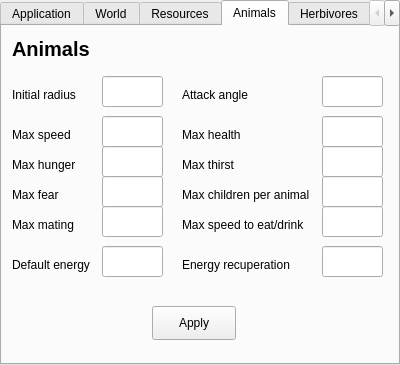
Before: the Qt Designer form ParametersWidget.ui in Xaxetrov/Fil-Rouge, drawn with Qt 5.
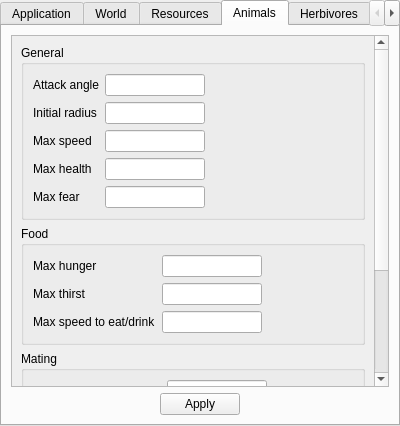
After: the same form once the commit is applied. The open tabs and pages were chosen to show the change.

Commit message: UI rework (heavy use of layout instead of apsolute positioning)

```diff
--- a/ParametersWidget.ui
+++ b/ParametersWidget.ui
@@ -7,7 +7,7 @@
     <x>0</x>
     <y>0</y>
     <width>400</width>
-    <height>365</height>
+    <height>426</height>
    </rect>
   </property>
   <property name="windowTitle">
@@ -456,363 +456,343 @@
    <attribute name="title">
     <string>Animals</string>
    </attribute>
-   <widget class="QLabel" name="label_24">
-    <property name="geometry">
-     <rect>
-      <x>10</x>
-      <y>160</y>
-      <width>61</width>
-      <height>18</height>
-     </rect>
-    </property>
-    <property name="text">
-     <string>Max fear</string>
-    </property>
-   </widget>
-   <widget class="QLineEdit" name="maxMating">
+   <layout class="QVBoxLayout" name="verticalLayout_4">
+    <item>
+     <widget class="QScrollArea" name="scrollArea">
+      <property name="widgetResizable">
+       <bool>true</bool>
+      </property>
+      <widget class="QWidget" name="scrollAreaWidgetContents">
     <property name="geometry">
      <rect>
-      <x>100</x>
-      <y>180</y>
-      <width>61</width>
-      <height>31</height>
-     </rect>
-    </property>
-    <property name="text">
-     <string/>
-    </property>
-   </widget>
-   <widget class="QLabel" name="label_15">
-    <property name="geometry">
-     <rect>
-      <x>10</x>
-      <y>190</y>
-      <width>71</width>
-      <height>18</height>
-     </rect>
-    </property>
-    <property name="text">
-     <string>Max mating</string>
-    </property>
-   </widget>
-   <widget class="QLabel" name="label_16">
-    <property name="geometry">
-     <rect>
-      <x>10</x>
-      <y>60</y>
-      <width>81</width>
-      <height>18</height>
-     </rect>
-    </property>
-    <property name="text">
-     <string>Initial radius</string>
-    </property>
-   </widget>
-   <widget class="QLabel" name="label_6">
-    <property name="geometry">
-     <rect>
-      <x>180</x>
-      <y>230</y>
-      <width>131</width>
-      <height>18</height>
-     </rect>
-    </property>
-    <property name="text">
-     <string>Energy recuperation</string>
-    </property>
-   </widget>
-   <widget class="QLineEdit" name="maxHealth">
-    <property name="geometry">
-     <rect>
-      <x>320</x>
-      <y>90</y>
-      <width>61</width>
-      <height>31</height>
-     </rect>
-    </property>
-    <property name="text">
-     <string/>
-    </property>
-   </widget>
-   <widget class="QLineEdit" name="energyRecup">
-    <property name="geometry">
-     <rect>
-      <x>320</x>
-      <y>220</y>
-      <width>61</width>
-      <height>31</height>
-     </rect>
-    </property>
-    <property name="text">
-     <string/>
-    </property>
-   </widget>
-   <widget class="QLineEdit" name="maxSpeedEating">
-    <property name="geometry">
-     <rect>
-      <x>320</x>
-      <y>180</y>
-      <width>61</width>
-      <height>31</height>
-     </rect>
-    </property>
-    <property name="text">
-     <string/>
-    </property>
-   </widget>
+         <x>0</x>
+         <y>0</y>
+         <width>363</width>
+         <height>576</height>
+        </rect>
+       </property>
+       <layout class="QVBoxLayout" name="verticalLayout_5">
+        <item>
+         <widget class="QGroupBox" name="groupBox_6">
+          <property name="title">
+           <string>General</string>
+          </property>
+          <layout class="QFormLayout" name="formLayout_2">
+           <item row="0" column="0">
    <widget class="QLabel" name="label_29">
-    <property name="geometry">
-     <rect>
-      <x>180</x>
-      <y>60</y>
-      <width>81</width>
-      <height>18</height>
-     </rect>
-    </property>
     <property name="text">
      <string>Attack angle</string>
     </property>
    </widget>
-   <widget class="QLineEdit" name="maxThirst">
-    <property name="geometry">
-     <rect>
-      <x>320</x>
-      <y>120</y>
-      <width>61</width>
-      <height>31</height>
-     </rect>
-    </property>
-    <property name="text">
-     <string/>
-    </property>
-   </widget>
-   <widget class="QLineEdit" name="defaultEnergy">
-    <property name="geometry">
-     <rect>
-      <x>100</x>
-      <y>220</y>
-      <width>61</width>
-      <height>31</height>
-     </rect>
-    </property>
-    <property name="text">
-     <string/>
-    </property>
-   </widget>
+           </item>
+           <item row="0" column="1">
    <widget class="QLineEdit" name="attackAngle">
-    <property name="geometry">
-     <rect>
-      <x>320</x>
-      <y>50</y>
-      <width>61</width>
-      <height>31</height>
-     </rect>
+             <property name="maximumSize">
+              <size>
+               <width>100</width>
+               <height>16777215</height>
+              </size>
     </property>
     <property name="text">
      <string/>
     </property>
    </widget>
+           </item>
+           <item row="1" column="0">
+            <widget class="QLabel" name="label_16">
+             <property name="text">
+              <string>Initial radius</string>
+             </property>
+            </widget>
+           </item>
+           <item row="1" column="1">
+            <widget class="QLineEdit" name="initialRadius">
+             <property name="maximumSize">
+              <size>
+               <width>100</width>
+               <height>16777215</height>
+              </size>
+             </property>
+             <property name="text">
+              <string/>
+             </property>
+            </widget>
+           </item>
+           <item row="2" column="0">
+            <widget class="QLabel" name="label_12">
+             <property name="text">
+              <string>Max speed</string>
+             </property>
+            </widget>
+           </item>
+           <item row="2" column="1">
+            <widget class="QLineEdit" name="animalMaxSpeed">
+             <property name="maximumSize">
+              <size>
+               <width>100</width>
+               <height>16777215</height>
+              </size>
+             </property>
+             <property name="text">
+              <string/>
+             </property>
+            </widget>
+           </item>
+           <item row="3" column="0">
+            <widget class="QLabel" name="label_18">
+             <property name="text">
+              <string>Max health</string>
+             </property>
+            </widget>
+           </item>
+           <item row="3" column="1">
+            <widget class="QLineEdit" name="maxHealth">
+             <property name="maximumSize">
+              <size>
+               <width>100</width>
+               <height>16777215</height>
+              </size>
+             </property>
+             <property name="text">
+              <string/>
+             </property>
+            </widget>
+           </item>
+           <item row="4" column="0">
+            <widget class="QLabel" name="label_24">
+             <property name="text">
+              <string>Max fear</string>
+             </property>
+            </widget>
+           </item>
+           <item row="4" column="1">
    <widget class="QLineEdit" name="maxFear">
-    <property name="geometry">
-     <rect>
-      <x>100</x>
-      <y>150</y>
-      <width>61</width>
-      <height>31</height>
-     </rect>
+             <property name="maximumSize">
+              <size>
+               <width>100</width>
+               <height>16777215</height>
+              </size>
     </property>
     <property name="text">
      <string/>
     </property>
    </widget>
+           </item>
+          </layout>
+         </widget>
+        </item>
+        <item>
+         <widget class="QGroupBox" name="groupBox_7">
+          <property name="title">
+           <string>Food</string>
+          </property>
+          <layout class="QFormLayout" name="formLayout_9">
+           <item row="0" column="0">
+            <widget class="QLabel" name="label_22">
+             <property name="text">
+              <string>Max hunger</string>
+             </property>
+            </widget>
+           </item>
+           <item row="0" column="1">
+            <widget class="QLineEdit" name="maxHunger">
+             <property name="maximumSize">
+              <size>
+               <width>100</width>
+               <height>16777215</height>
+              </size>
+             </property>
+             <property name="text">
+              <string/>
+             </property>
+            </widget>
+           </item>
+           <item row="1" column="0">
    <widget class="QLabel" name="label_23">
-    <property name="geometry">
-     <rect>
-      <x>180</x>
-      <y>130</y>
-      <width>61</width>
-      <height>18</height>
-     </rect>
-    </property>
     <property name="text">
      <string>Max thirst</string>
     </property>
    </widget>
+           </item>
+           <item row="1" column="1">
+            <widget class="QLineEdit" name="maxThirst">
+             <property name="maximumSize">
+              <size>
+               <width>100</width>
+               <height>16777215</height>
+              </size>
+             </property>
+             <property name="text">
+              <string/>
+             </property>
+            </widget>
+           </item>
+           <item row="2" column="0">
    <widget class="QLabel" name="label_21">
-    <property name="geometry">
-     <rect>
-      <x>180</x>
-      <y>190</y>
-      <width>141</width>
-      <height>18</height>
-     </rect>
-    </property>
     <property name="text">
      <string>Max speed to eat/drink</string>
     </property>
    </widget>
-   <widget class="QLineEdit" name="animalMaxSpeed">
-    <property name="geometry">
-     <rect>
-      <x>100</x>
-      <y>90</y>
-      <width>61</width>
-      <height>31</height>
-     </rect>
+           </item>
+           <item row="2" column="1">
+            <widget class="QLineEdit" name="maxSpeedEating">
+             <property name="maximumSize">
+              <size>
+               <width>100</width>
+               <height>16777215</height>
+              </size>
     </property>
     <property name="text">
      <string/>
     </property>
    </widget>
-   <widget class="QLabel" name="label_18">
-    <property name="geometry">
-     <rect>
-      <x>180</x>
-      <y>100</y>
-      <width>71</width>
-      <height>18</height>
-     </rect>
-    </property>
-    <property name="text">
-     <string>Max health</string>
-    </property>
-   </widget>
+           </item>
+          </layout>
+         </widget>
+        </item>
+        <item>
+         <widget class="QGroupBox" name="groupBox_8">
+          <property name="title">
+           <string>Mating</string>
+          </property>
+          <layout class="QFormLayout" name="formLayout_10">
+           <item row="1" column="0">
    <widget class="QLabel" name="label_26">
-    <property name="geometry">
-     <rect>
-      <x>180</x>
-      <y>160</y>
-      <width>141</width>
-      <height>18</height>
-     </rect>
-    </property>
     <property name="text">
      <string>Max children per animal</string>
     </property>
    </widget>
-   <widget class="QLabel" name="label_22">
-    <property name="geometry">
-     <rect>
-      <x>10</x>
-      <y>130</y>
-      <width>81</width>
-      <height>18</height>
-     </rect>
-    </property>
-    <property name="text">
-     <string>Max hunger</string>
-    </property>
-   </widget>
-   <widget class="QLineEdit" name="maxHunger">
-    <property name="geometry">
-     <rect>
-      <x>100</x>
-      <y>120</y>
-      <width>61</width>
-      <height>31</height>
-     </rect>
-    </property>
-    <property name="text">
-     <string/>
-    </property>
-   </widget>
-   <widget class="QLabel" name="label_17">
-    <property name="geometry">
-     <rect>
-      <x>10</x>
-      <y>10</y>
-      <width>111</width>
-      <height>26</height>
-     </rect>
-    </property>
-    <property name="sizePolicy">
-     <sizepolicy hsizetype="Preferred" vsizetype="Preferred">
-      <horstretch>0</horstretch>
-      <verstretch>0</verstretch>
-     </sizepolicy>
-    </property>
-    <property name="maximumSize">
-     <size>
-      <width>16777215</width>
-      <height>16777215</height>
-     </size>
-    </property>
-    <property name="font">
-     <font>
-      <pointsize>15</pointsize>
-      <weight>75</weight>
-      <bold>true</bold>
-     </font>
-    </property>
-    <property name="text">
-     <string>Animals</string>
-    </property>
-   </widget>
-   <widget class="QLineEdit" name="initialRadius">
-    <property name="geometry">
-     <rect>
-      <x>100</x>
-      <y>50</y>
-      <width>61</width>
-      <height>31</height>
-     </rect>
-    </property>
-    <property name="text">
-     <string/>
-    </property>
-   </widget>
-   <widget class="QLabel" name="label_12">
-    <property name="geometry">
-     <rect>
-      <x>10</x>
-      <y>100</y>
-      <width>71</width>
-      <height>18</height>
-     </rect>
-    </property>
-    <property name="text">
-     <string>Max speed</string>
-    </property>
-   </widget>
+           </item>
+           <item row="1" column="1">
    <widget class="QLineEdit" name="maxChildren">
-    <property name="geometry">
-     <rect>
-      <x>320</x>
-      <y>150</y>
-      <width>61</width>
-      <height>31</height>
-     </rect>
+             <property name="maximumSize">
+              <size>
+               <width>100</width>
+               <height>16777215</height>
+              </size>
     </property>
     <property name="text">
      <string/>
     </property>
    </widget>
+           </item>
+           <item row="0" column="0">
+            <widget class="QLabel" name="label_15">
+             <property name="text">
+              <string>Max mating</string>
+             </property>
+            </widget>
+           </item>
+           <item row="0" column="1">
+            <widget class="QLineEdit" name="maxMating">
+             <property name="maximumSize">
+              <size>
+               <width>100</width>
+               <height>16777215</height>
+              </size>
+             </property>
+             <property name="text">
+              <string/>
+             </property>
+            </widget>
+           </item>
+          </layout>
+         </widget>
+        </item>
+        <item>
+         <widget class="QGroupBox" name="groupBox_9">
+          <property name="title">
+           <string>Energy</string>
+          </property>
+          <layout class="QFormLayout" name="formLayout_11">
+           <item row="0" column="0">
    <widget class="QLabel" name="label_19">
-    <property name="geometry">
-     <rect>
-      <x>10</x>
-      <y>230</y>
-      <width>91</width>
-      <height>18</height>
-     </rect>
-    </property>
     <property name="text">
      <string>Default energy</string>
     </property>
    </widget>
+           </item>
+           <item row="0" column="1">
+            <widget class="QLineEdit" name="defaultEnergy">
+             <property name="maximumSize">
+              <size>
+               <width>100</width>
+               <height>16777215</height>
+              </size>
+             </property>
+             <property name="text">
+              <string/>
+             </property>
+            </widget>
+           </item>
+           <item row="1" column="0">
+            <widget class="QLabel" name="label_6">
+             <property name="text">
+              <string>Energy recuperation</string>
+             </property>
+            </widget>
+           </item>
+           <item row="1" column="1">
+            <widget class="QLineEdit" name="energyRecup">
+             <property name="maximumSize">
+              <size>
+               <width>100</width>
+               <height>16777215</height>
+              </size>
+             </property>
+             <property name="text">
+              <string/>
+             </property>
+            </widget>
+           </item>
+          </layout>
+         </widget>
+        </item>
+       </layout>
+      </widget>
+     </widget>
+    </item>
+    <item>
+     <layout class="QHBoxLayout" name="horizontalLayout_4">
+      <property name="topMargin">
+       <number>0</number>
+      </property>
+      <item>
+       <spacer name="horizontalSpacer_7">
+        <property name="orientation">
+         <enum>Qt::Horizontal</enum>
+        </property>
+        <property name="sizeHint" stdset="0">
+         <size>
+          <width>40</width>
+          <height>20</height>
+         </size>
+        </property>
+       </spacer>
+      </item>
+      <item>
    <widget class="QPushButton" name="buttonAnimals">
-    <property name="geometry">
-     <rect>
-      <x>150</x>
-      <y>280</y>
-      <width>84</width>
-      <height>34</height>
-     </rect>
-    </property>
     <property name="text">
      <string>Apply</string>
     </property>
    </widget>
+      </item>
+      <item>
+       <spacer name="horizontalSpacer_8">
+        <property name="orientation">
+         <enum>Qt::Horizontal</enum>
+        </property>
+        <property name="sizeHint" stdset="0">
+         <size>
+          <width>40</width>
+          <height>20</height>
+         </size>
+        </property>
+       </spacer>
+      </item>
+     </layout>
+    </item>
+   </layout>
   </widget>
   <widget class="QWidget" name="tab_4">
    <attribute name="title">
```
Left out of the diff: 1213 changed lines with no effect on the pictures. Lines whose indentation alone changed are shown as unchanged.
